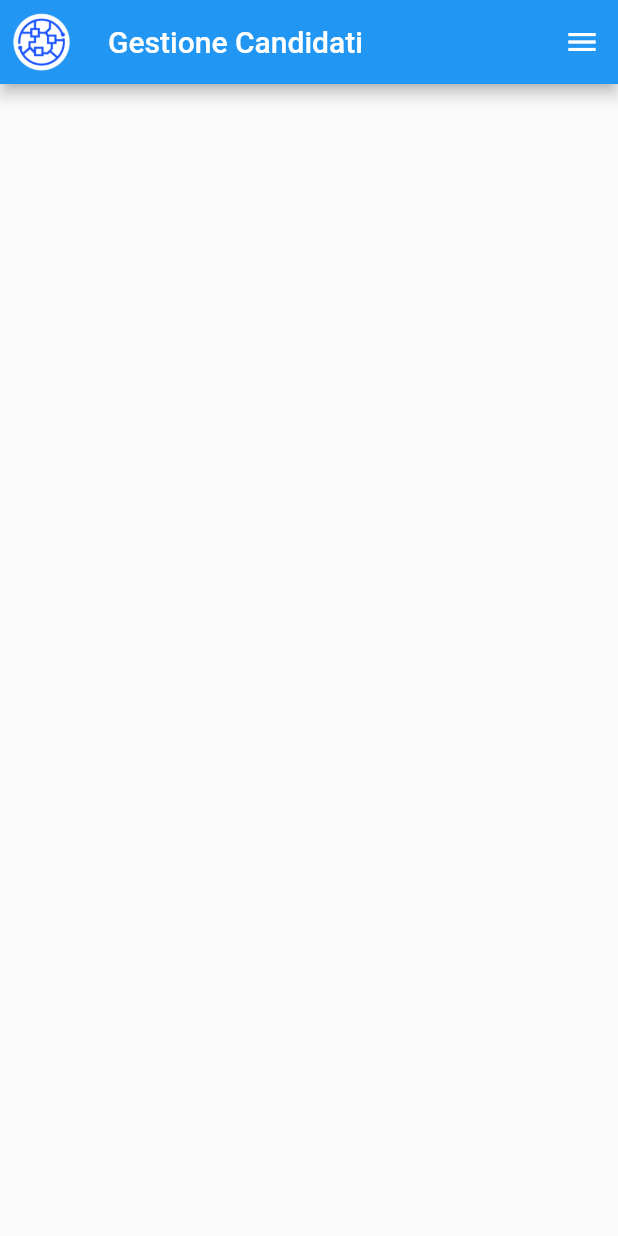
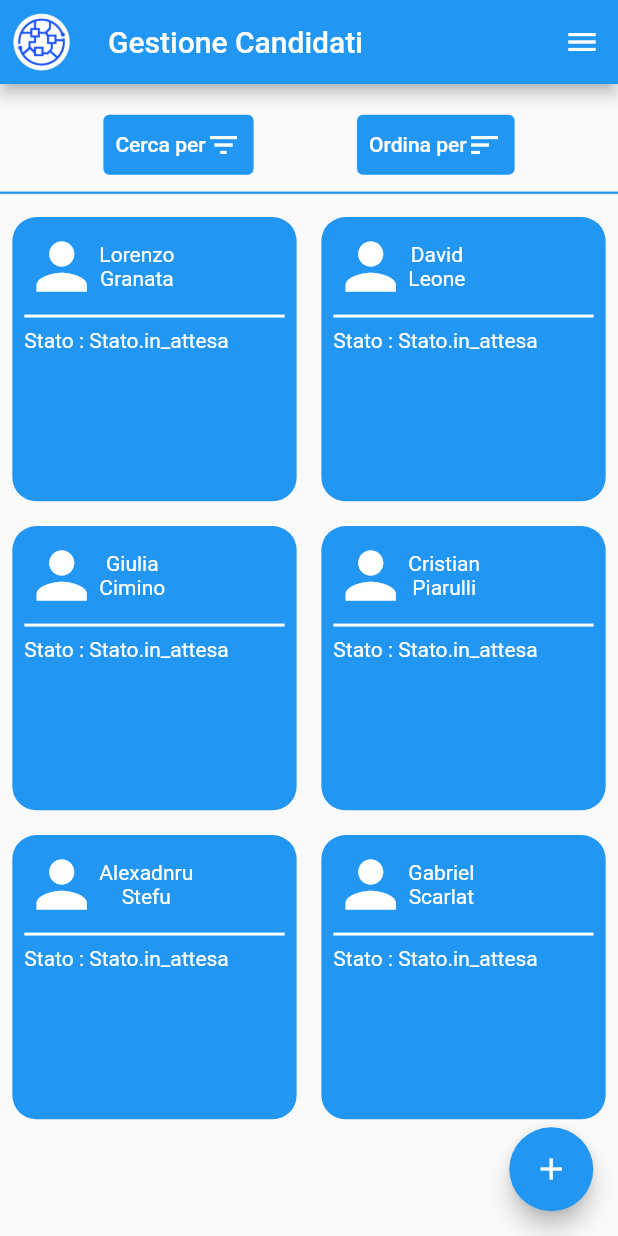
Before and after one commit to GiovanniCipolla/solving-recruitment-flutter, a Flutter app: the CandidatoScreen screen opened by its route, on a phone screen of 412 x 824 dp. Run offline on Flutter 3.47's test engine with Material 2 defaults, Android fonts, the phone set to English and light mode, and no system bars.

Commit message:
impelemntazioni grafiche

```diff
--- a/lib/data/data_mock.dart
+++ b/lib/data/data_mock.dart
@@ -1,5 +1,6 @@
 import 'package:solving_recruitment_flutter/models/annuncio.dart';
 import 'package:solving_recruitment_flutter/models/area.dart';
+import 'package:solving_recruitment_flutter/models/candidato.dart';
 import 'package:solving_recruitment_flutter/models/selezionatore.dart';
 import 'package:solving_recruitment_flutter/models/tipologia_annuncio.dart';
 
@@ -67,3 +68,68 @@ List<Selezionatore> selezionatoriMock = [
   selezionatore2,
   selezionatore3
 ];
+
+class CandidatoProva {
+CandidatoProva({
+  required this.nome,
+  required this.cognome,
+  required this.stato
+});
+
+  final String nome;
+  final String cognome;
+  final Stato stato;
+}
+
+
+CandidatoProva candidato1 = CandidatoProva(
+  nome: 'Lorenzo',
+  cognome: 'Granata',
+  stato: Stato.in_attesa
+);
+CandidatoProva candidato2 = CandidatoProva(
+  nome: 'David',
+  cognome: 'Leone',
+  stato: Stato.in_attesa
+);
+CandidatoProva candidato3 = CandidatoProva(
+  nome: 'Giulia',
+  cognome: 'Cimino',
+  stato: Stato.in_attesa
+);
+CandidatoProva candidato4 = CandidatoProva(
+  nome: 'Cristian',
+  cognome: 'Piarulli',
+  stato: Stato.in_attesa
+);
+CandidatoProva candidato5 = CandidatoProva(
+  nome: 'Alexadnru',
+  cognome: 'Stefu',
+  stato: Stato.in_attesa
+);
+CandidatoProva candidato6 = CandidatoProva(
+  nome: 'Gabriel',
+  cognome: 'Scarlat',
+  stato: Stato.in_attesa
+);
+CandidatoProva candidato7 = CandidatoProva(
+  nome: 'Simone',
+  cognome: 'Riillo',
+  stato: Stato.in_attesa
+);
+CandidatoProva candidato8 = CandidatoProva(
+  nome: 'Ludovica',
+  cognome: 'Guiducci',
+  stato: Stato.in_attesa
+);
+
+List<CandidatoProva> candidatiMock = [
+  candidato1,
+  candidato2,
+  candidato3,
+  candidato4,
+  candidato5,
+  candidato6,
+  candidato7,
+  candidato8
+];
--- a/lib/screens/candidato_screens/candidato_screen.dart
+++ b/lib/screens/candidato_screens/candidato_screen.dart
@@ -1,5 +1,9 @@
 import 'package:flutter/material.dart';
+import 'package:solving_recruitment_flutter/data/data_mock.dart';
+import 'package:solving_recruitment_flutter/data/size.dart';
+import 'package:solving_recruitment_flutter/widgets/candidato_widgets/candidato_item.dart';
 import 'package:solving_recruitment_flutter/widgets/custom/custom_appbar.dart';
+import 'package:solving_recruitment_flutter/widgets/custom/custom_button_add.dart';
 import 'package:solving_recruitment_flutter/widgets/custom/custom_end_drawer.dart';
 
 class CandidatoScreen extends StatelessWidget {
@@ -9,11 +13,83 @@ class CandidatoScreen extends StatelessWidget {
 
   @override
   Widget build(BuildContext context) {
-    return const Scaffold(
-      appBar: CustomAppbar(
+    return  Scaffold(
+      appBar: const CustomAppbar(
         title: 'Gestione Candidati',
       ),
-      endDrawer: CustomEndDrawer(),
+      endDrawer: const CustomEndDrawer(),
+       body: Column(
+        children: [
+          SizedBox(
+            height: heightSize(context) * 0.02,
+          ),
+          Row(
+            mainAxisAlignment: MainAxisAlignment
+                .spaceEvenly, // Allinea i pulsanti orizzontalmente
+            children: [
+              TextButton(
+                style: TextButton.styleFrom(
+                  backgroundColor: Theme.of(context).colorScheme.primary,
+                  foregroundColor: Theme.of(context).colorScheme.onPrimary,
+                ),
+                onPressed: () {
+                  // Aggiungi l'azione da eseguire quando il pulsante "Applica filtri" viene premuto.
+                },
+                child: const Row(
+                  children: [
+                    Text('Cerca per'),
+                    Icon(
+                      Icons.filter_list,
+                    )
+                  ],
+                ),
+              ),
+              TextButton(
+                style: TextButton.styleFrom(
+                  backgroundColor: Theme.of(context).colorScheme.primary,
+                  foregroundColor: Theme.of(context).colorScheme.onPrimary,
+                ),
+                onPressed: () {
+                  // Aggiungi l'azione da eseguire quando il pulsante "Ordina per" viene premuto.
+                },
+                child: const Row(
+                  children: [
+                    Text('Ordina per'),
+                    Icon(
+                      Icons.sort,
+                    )
+                  ],
+                ),
+              ),
+            ],
+          ),
+          Divider(
+            color: Theme.of(context).colorScheme.primary,
+            thickness: 1.5,
+          ),
+          Expanded(
+            child: SingleChildScrollView(
+              child: GridView.builder(
+                gridDelegate: const SliverGridDelegateWithFixedCrossAxisCount(
+                  crossAxisCount: 2,
+                ),
+                itemCount: candidatiMock.length,
+                shrinkWrap: true,
+                physics:
+                    const ClampingScrollPhysics(), // Questa opzione impedisce il rollio eccessivo
+                itemBuilder: (context, index) {
+                  return CandidatoItem(candidato: candidatiMock[index]);
+                },
+              ),
+            ),
+          ),
+          CustomButtonAdd(
+              titleShowDialog: 'Aggiungi candidato',
+              descrizioneShowDialog: 'Sicuro di voler aggiungere un candidato?',
+              metodoShowDialog: () {}),
+        ],
+      ),
     );
+
   }
 }
--- /dev/null
+++ b/lib/widgets/candidato_widgets/candidato_item.dart
@@ -0,0 +1,64 @@
+import 'package:flutter/material.dart';
+import 'package:solving_recruitment_flutter/data/data_mock.dart';
+import 'package:solving_recruitment_flutter/data/size.dart';
+
+class CandidatoItem extends StatelessWidget {
+  const CandidatoItem({super.key, required this.candidato});
+
+  final CandidatoProva candidato;
+
+  @override
+  Widget build(BuildContext context) {
+     return InkWell(
+      onTap: () {
+      },
+      child: Container(
+        margin: EdgeInsets.all(heightSize(context) * 0.01),
+        padding: const EdgeInsets.all(8),
+        decoration: BoxDecoration(
+          borderRadius: BorderRadius.circular(16),
+          color: Theme.of(context).colorScheme.primary,
+        ),
+        child: Column(
+          children: [
+            Row(
+              children: [
+                Icon(
+                  Icons.person,
+                  color: Theme.of(context).colorScheme.onPrimary,
+                  size: 50,
+                ),
+                Column(
+                  children: [
+                    Text(
+                      candidato.nome,
+                      style: TextStyle(
+                        color: Theme.of(context).colorScheme.onPrimary,
+                      ),
+                    ),
+                    Text(
+                      candidato.cognome,
+                      style: TextStyle(
+                        color: Theme.of(context).colorScheme.onPrimary,
+                      ),
+                    ),
+                  ],
+                ),
+              ],
+            ),
+             Divider(
+              color: Theme.of(context).colorScheme.onPrimary,
+              thickness: 2,
+            ),
+            Row(
+              children: [
+                Text('Stato : ', style: TextStyle(color: Theme.of(context).colorScheme.onPrimary)),
+                Text(candidato.stato.toString(), style: TextStyle(color: Theme.of(context).colorScheme.onPrimary)),
+              ]
+            )
+          ]
+        )
+      ),
+    );
+  }
+}
```
